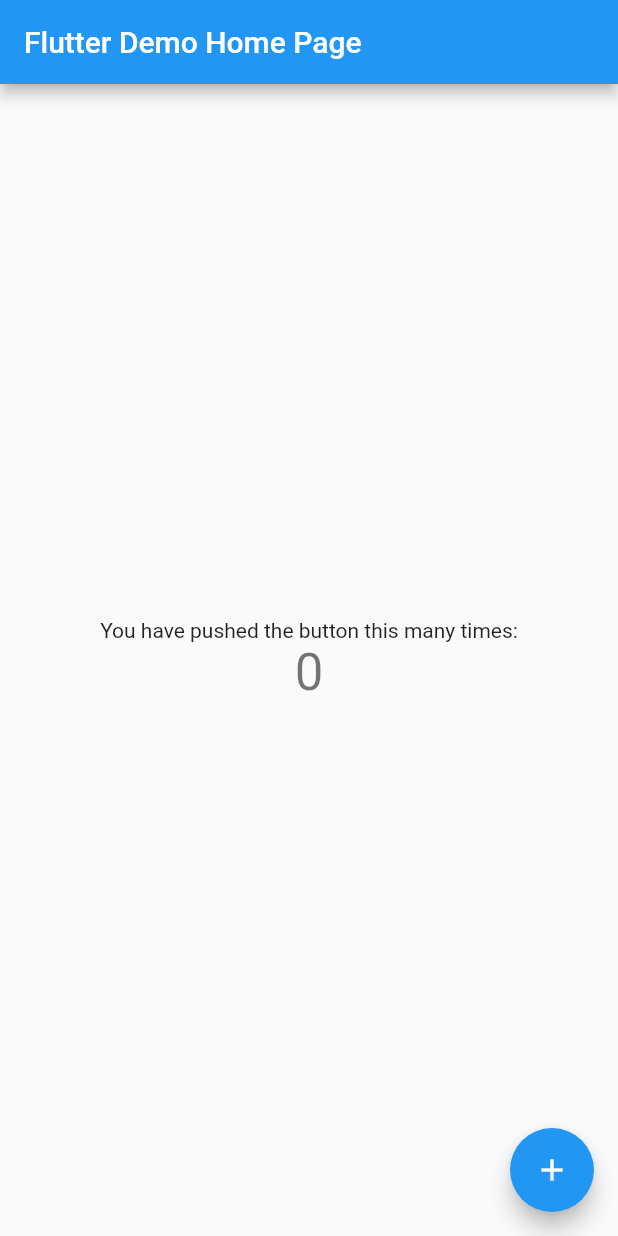
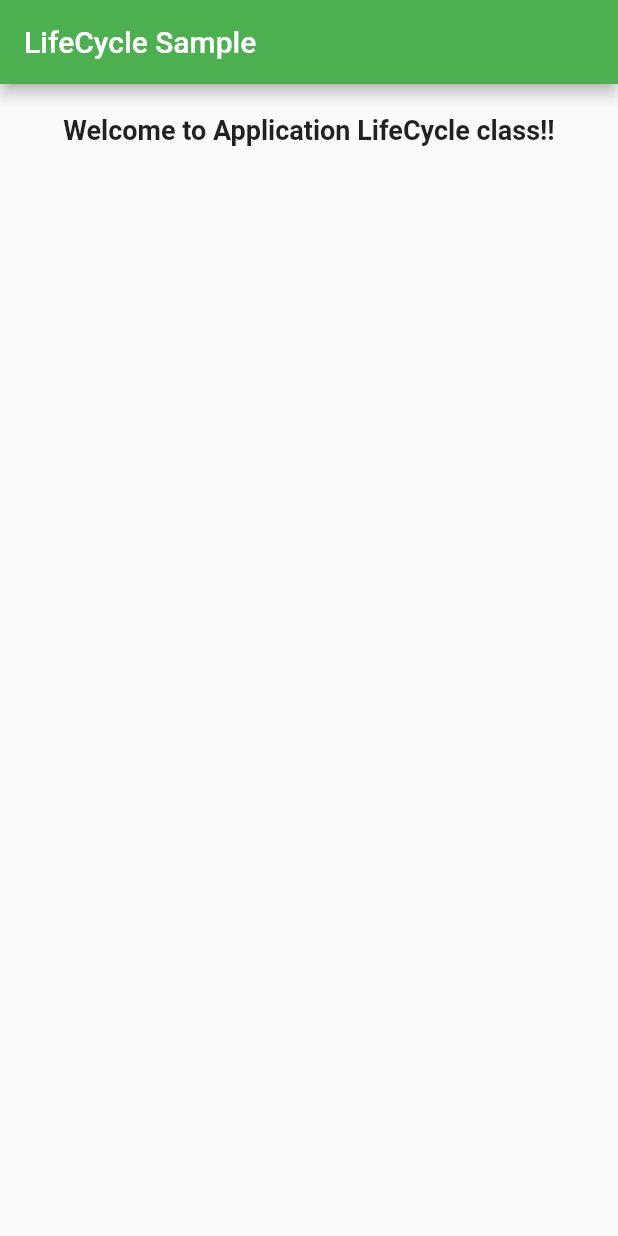
Before and after one commit to naveen-creater/Flutter-Playground, a Flutter app: the screen it shows after launch, on a phone screen of 412 x 824 dp. Run offline on Flutter 3.47's test engine with Material 2 defaults, Android fonts, the phone set to English and light mode, and no system bars.

Commit message:
Remove the cmd's

```diff
--- a/lib/main.dart
+++ b/lib/main.dart
@@ -1,9 +1,14 @@
+import 'package:flutter/cupertino.dart';
 import 'package:flutter/material.dart';
 
 void main() {
   runApp(const MyApp());
 }
 
+/*
+* We going to demo play the Application lifecycle and state lifecycle
+* done by Naveenkumar k
+* */
 class MyApp extends StatelessWidget {
   const MyApp({Key? key}) : super(key: key);
 
@@ -13,103 +18,50 @@ class MyApp extends StatelessWidget {
     return MaterialApp(
       title: 'Flutter Demo',
       theme: ThemeData(
-        // This is the theme of your application.
-        //
-        // Try running your application with "flutter run". You'll see the
-        // application has a blue toolbar. Then, without quitting the app, try
-        // changing the primarySwatch below to Colors.green and then invoke
-        // "hot reload" (press "r" in the console where you ran "flutter run",
-        // or simply save your changes to "hot reload" in a Flutter IDE).
-        // Notice that the counter didn't reset back to zero; the application
-        // is not restarted.
-        primarySwatch: Colors.blue,
+        primarySwatch: Colors.green,
       ),
-      home: const MyHomePage(title: 'Flutter Demo Home Page'),
+      home: MyHomePage(),
+      debugShowCheckedModeBanner: false,
     );
   }
 }
 
 class MyHomePage extends StatefulWidget {
-  const MyHomePage({Key? key, required this.title}) : super(key: key);
-
-  // This widget is the home page of your application. It is stateful, meaning
-  // that it has a State object (defined below) that contains fields that affect
-  // how it looks.
-
-  // This class is the configuration for the state. It holds the values (in this
-  // case the title) provided by the parent (in this case the App widget) and
-  // used by the build method of the State. Fields in a Widget subclass are
-  // always marked "final".
-
-  final String title;
-
   @override
   State<MyHomePage> createState() => _MyHomePageState();
 }
 
 class _MyHomePageState extends State<MyHomePage> {
-  int _counter = 0;
-
-  void _incrementCounter() {
-    setState(() {
-      // This call to setState tells the Flutter framework that something has
-      // changed in this State, which causes it to rerun the build method below
-      // so that the display can reflect the updated values. If we changed
-      // _counter without calling setState(), then the build method would not be
-      // called again, and so nothing would appear to happen.
-      _counter++;
-    });
-  }
-
   @override
   Widget build(BuildContext context) {
-    // This method is rerun every time setState is called, for instance as done
-    // by the _incrementCounter method above.
-    //
-    // The Flutter framework has been optimized to make rerunning build methods
-    // fast, so that you can just rebuild anything that needs updating rather
-    // than having to individually change instances of widgets.
     return Scaffold(
       appBar: AppBar(
-        // Here we take the value from the MyHomePage object that was created by
-        // the App.build method, and use it to set our appbar title.
-        title: Text(widget.title),
+        title: const Text('LifeCycle Sample'),
       ),
-      body: Center(
-        // Center is a layout widget. It takes a single child and positions it
-        // in the middle of the parent.
-        child: Column(
-          // Column is also a layout widget. It takes a list of children and
-          // arranges them vertically. By default, it sizes itself to fit its
-          // children horizontally, and tries to be as tall as its parent.
-          //
-          // Invoke "debug painting" (press "p" in the console, choose the
-          // "Toggle Debug Paint" action from the Flutter Inspector in Android
-          // Studio, or the "Toggle Debug Paint" command in Visual Studio Code)
-          // to see the wireframe for each widget.
-          //
-          // Column has various properties to control how it sizes itself and
-          // how it positions its children. Here we use mainAxisAlignment to
-          // center the children vertically; the main axis here is the vertical
-          // axis because Columns are vertical (the cross axis would be
-          // horizontal).
-          mainAxisAlignment: MainAxisAlignment.center,
+      body: Column(
+          mainAxisAlignment: MainAxisAlignment.spaceBetween,
           children: <Widget>[
-            const Text(
-              'You have pushed the button this many times:',
+            Row(
+              mainAxisAlignment: MainAxisAlignment.center,
+              children: <Widget>[
+                Container(
+                  padding: EdgeInsets.all(20),
+                  child: const Text(
+                    'Welcome to Application LifeCycle class!!',
+                    style: TextStyle(fontWeight: FontWeight.bold, fontSize: 18),
+                  ),
+                ),
+              ],
             ),
-            Text(
-              '$_counter',
-              style: Theme.of(context).textTheme.headline4,
+            Column(
+              mainAxisAlignment: MainAxisAlignment.start,
+              children: <Widget>[
+                Container(
+                  child: const Text(''),
+                )
+              ],
             ),
-          ],
-        ),
-      ),
-      floatingActionButton: FloatingActionButton(
-        onPressed: _incrementCounter,
-        tooltip: 'Increment',
-        child: const Icon(Icons.add),
-      ), // This trailing comma makes auto-formatting nicer for build methods.
+          ]),
     );
   }
 }
```
